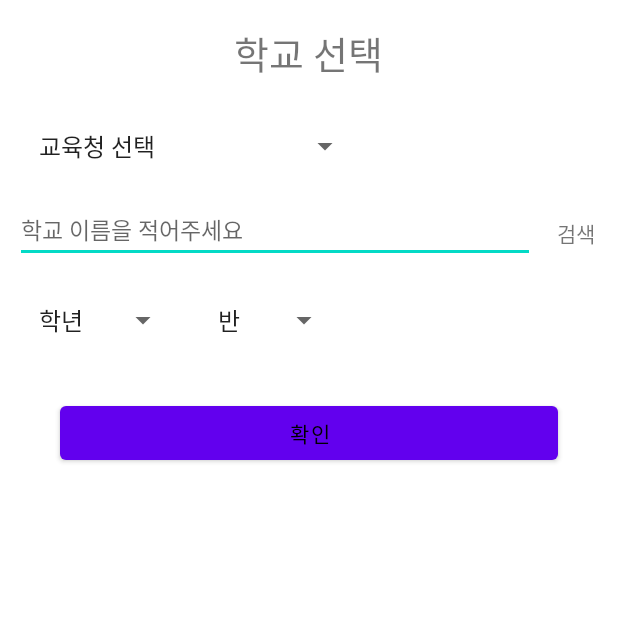
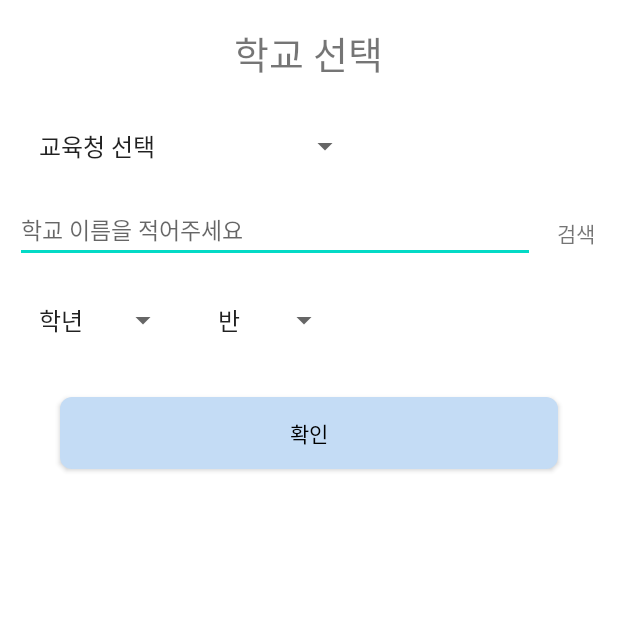
Before and after one commit to Taron8530/timetable, an Android app: the screen it shows after launch (LoginActivity), on a phone screen of 412 x 824 dp, the top half of it. Run offline under Robolectric (Android 15) with nearby library versions, the phone set to English and light mode, and no system bars; Roboto replaces fonts that are not available here.

Commit message:
LoginActivity loginButton Design Modify

```diff
--- /dev/null
+++ b/app/src/main/res/drawable/login_btn.xml
@@ -0,0 +1,4 @@
+<shape xmlns:android="http://schemas.android.com/apk/res/android">
+    <solid android:color="@color/main_color" /> <!-- 배경 색상 -->
+    <corners android:radius="8dp" /> <!-- 모서리 둥글기 -->
+</shape>
--- a/app/src/main/res/layout/activity_login.xml
+++ b/app/src/main/res/layout/activity_login.xml
@@ -90,12 +90,13 @@
         app:layout_constraintStart_toEndOf="@+id/school_Grade"
         app:layout_constraintTop_toBottomOf="@+id/school_name" />
 
-    <Button
+    <androidx.appcompat.widget.AppCompatButton
         android:id="@+id/login_SignIn"
         android:layout_width="match_parent"
         android:layout_height="wrap_content"
         app:layout_constraintVertical_bias="0.035"
         android:layout_marginHorizontal="40dp"
+        android:background="@drawable/login_btn"
         android:text="확인"
         android:textColor="@color/black"
         android:layout_marginTop="10dp"
```
